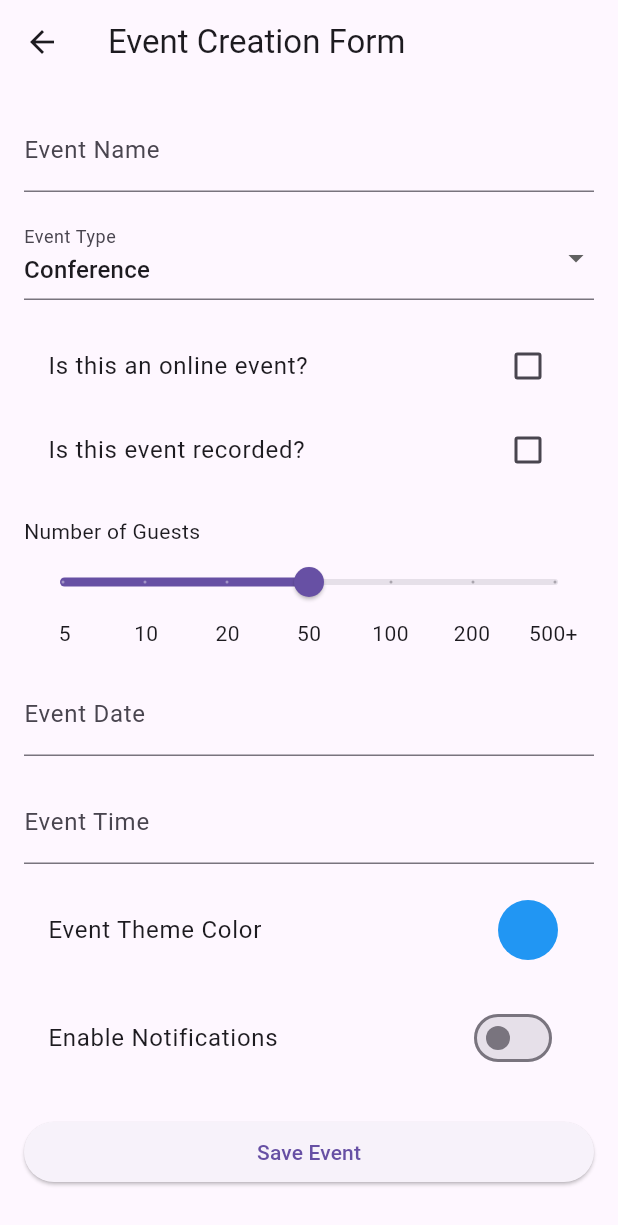
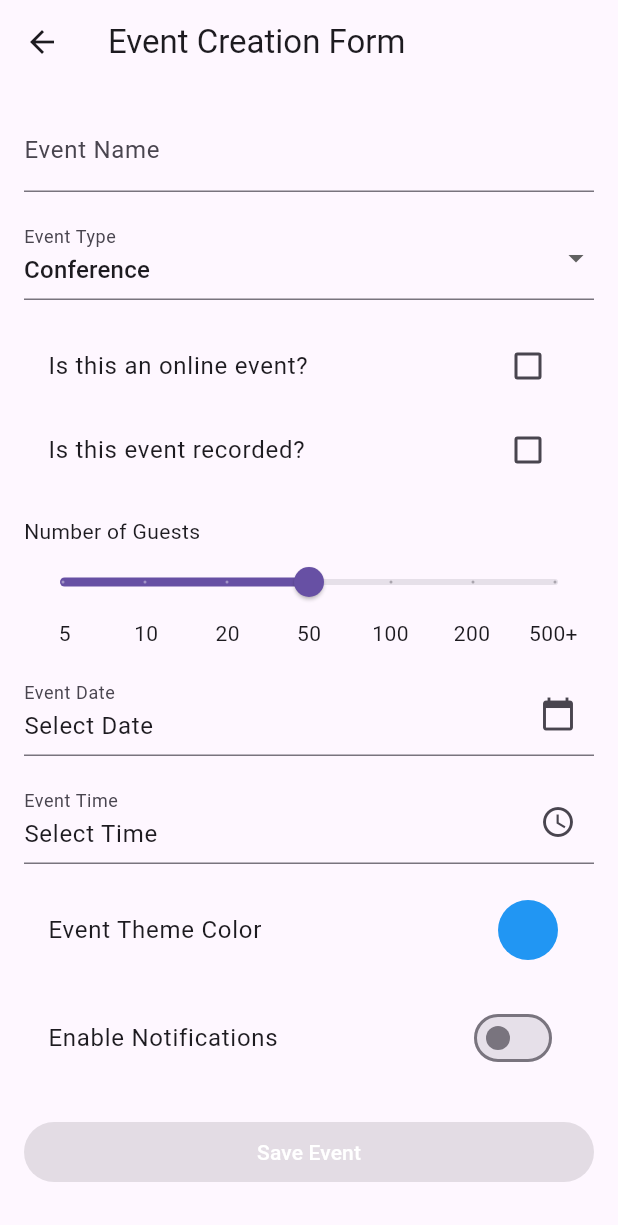
Before and after one commit to zoskar/test-lab, a Flutter app: the FormPage screen opened directly, on a phone screen of 412 x 824 dp. Shown: the top 1225 px of the screen. Run offline on Flutter 3.47's test engine with Material 3 defaults, Android fonts, the light colour scheme and no system bars; our stand-ins replace bloc, firebase_auth, firebase_core, flutter_bloc, flutter_colorpicker, flutter_local_notifications and 6 more; missing offline and left inert: app_settings, mobile_scanner; accounts and stored records are empty.

Commit message:
fix validation

```diff
--- a/lib/features/form/form_page.dart
+++ b/lib/features/form/form_page.dart
@@ -11,8 +11,6 @@ class FormPage extends StatefulWidget {
 class _FormPageState extends State<FormPage> {
   final _formKey = GlobalKey<FormState>();
 
-  // Form field values
-  String _eventName = '';
   String _eventType = 'Conference';
   bool _isOnline = false;
   bool _isRecorded = false;
@@ -22,10 +20,35 @@ class _FormPageState extends State<FormPage> {
   Color _selectedColor = Colors.blue;
   bool _notificationsEnabled = false;
 
+  // Text controller for event name
+  final TextEditingController _nameController = TextEditingController();
+
   final List<String> _eventTypes = ['Conference', 'Workshop', 'Meetup'];
 
   static const guestOptions = [5.0, 10.0, 20.0, 50.0, 100.0, 200.0, 500.0];
   static const guestLabels = ['5', '10', '20', '50', '100', '200', '500+'];
+
+  @override
+  void initState() {
+    super.initState();
+    _nameController.addListener(_updateFormState);
+  }
+
+  @override
+  void dispose() {
+    _nameController.dispose();
+    super.dispose();
+  }
+
+  void _updateFormState() {
+    setState(() {});
+  }
+
+  bool _isFormValid() {
+    return _nameController.text.isNotEmpty &&
+           _selectedDate != 'Select Date' &&
+           _selectedTime != 'Select Time';
+  }
 
   Future<void> _selectDate(BuildContext context) async {
     final DateTime? picked = await showDatePicker(
@@ -85,24 +108,11 @@ class _FormPageState extends State<FormPage> {
   void _saveForm() {
     if (_formKey.currentState!.validate()) {
       _formKey.currentState!.save();
+      // Don't reset the form state, just show the success message
       ScaffoldMessenger.of(context).showSnackBar(
         const SnackBar(content: Text('Event saved successfully!')),
       );
     }
-  }
-
-  String? _validateDate(String? value) {
-    if (_selectedDate == 'Select Date') {
-      return 'Please select a date';
-    }
-    return null;
-  }
-
-  String? _validateTime(String? value) {
-    if (_selectedTime == 'Select Time') {
-      return 'Please select a time';
-    }
-    return null;
   }
 
   @override
@@ -116,15 +126,9 @@ class _FormPageState extends State<FormPage> {
           child: ListView(
             children: [
               TextFormField(
-                initialValue: _eventName,
+                controller: _nameController,
                 decoration: const InputDecoration(labelText: 'Event Name'),
-                validator: (value) {
-                  if (value == null || value.isEmpty) {
-                    return 'Please enter an event name';
-                  }
-                  return null;
-                },
-                onSaved: (value) => _eventName = value!,
+                onSaved: (value) {},
               ),
 
               const SizedBox(height: 16),
@@ -192,25 +196,25 @@ class _FormPageState extends State<FormPage> {
               const SizedBox(height: 16),
 
               TextFormField(
-                decoration: InputDecoration(
+                decoration: const InputDecoration(
                   labelText: 'Event Date',
-                  hintText: _selectedDate,
+                  suffixIcon: Icon(Icons.calendar_today),
                 ),
+                controller: TextEditingController(text: _selectedDate),
                 readOnly: true,
                 onTap: () => _selectDate(context),
-                validator: _validateDate,
               ),
 
               const SizedBox(height: 16),
 
               TextFormField(
-                decoration: InputDecoration(
+                decoration: const InputDecoration(
                   labelText: 'Event Time',
-                  hintText: _selectedTime,
+                  suffixIcon: Icon(Icons.access_time),
                 ),
+                controller: TextEditingController(text: _selectedTime),
                 readOnly: true,
                 onTap: () => _selectTime(context),
-                validator: _validateTime,
               ),
 
               const SizedBox(height: 16),
@@ -239,8 +243,11 @@ class _FormPageState extends State<FormPage> {
               const SizedBox(height: 24),
 
               ElevatedButton(
-                onPressed: _saveForm,
-                child: const Text('Save Event'),
+                style: ElevatedButton.styleFrom(
+                  backgroundColor: _isFormValid() ? Colors.lightBlue : Colors.grey,
+                ),
+                onPressed: _isFormValid() ? _saveForm : null,
+                child: const Text('Save Event', style: TextStyle(color: Colors.white)),
               ),
             ],
           ),
```
